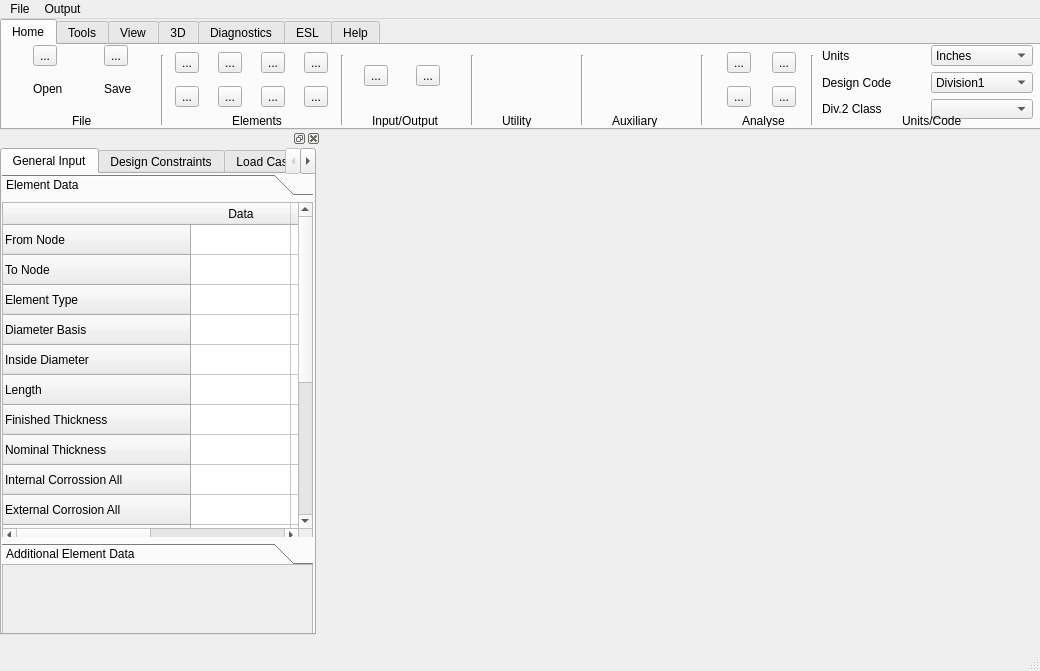
The window that OCC_Project/UI/Main.ui (Cancerrrr/PyOcc_Project_2021) describes before a commit, drawn with Qt 5.
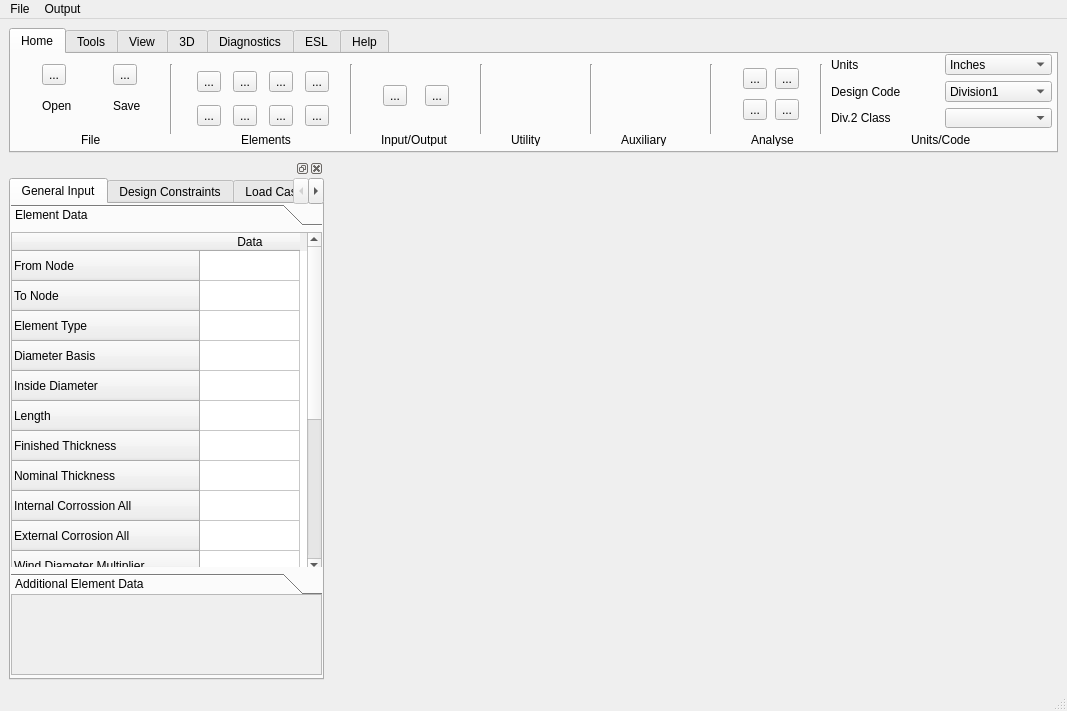
The same window after the commit. Icons and pictures are not drawn.

Diff of the .ui file:
```diff
--- a/OCC_Project/UI/Main.ui
+++ b/OCC_Project/UI/Main.ui
@@ -6,8 +6,8 @@
    <rect>
     <x>0</x>
     <y>0</y>
-    <width>1040</width>
-    <height>671</height>
+    <width>1067</width>
+    <height>711</height>
    </rect>
   </property>
   <property name="maximumSize">
@@ -23,284 +23,14 @@
    <property name="enabled">
     <bool>true</bool>
    </property>
-   <widget class="QDockWidget" name="dockWidget_2">
-    <property name="geometry">
-     <rect>
-      <x>0</x>
-      <y>110</y>
-      <width>321</width>
-      <height>511</height>
-     </rect>
-    </property>
-    <widget class="QWidget" name="dockWidgetContents_2">
-     <widget class="QTabWidget" name="tabWidget_2">
-      <property name="enabled">
-       <bool>true</bool>
-      </property>
-      <property name="geometry">
-       <rect>
-        <x>0</x>
-        <y>0</y>
-        <width>316</width>
-        <height>487</height>
-       </rect>
-      </property>
-      <property name="sizePolicy">
-       <sizepolicy hsizetype="Expanding" vsizetype="Expanding">
-        <horstretch>1</horstretch>
-        <verstretch>1</verstretch>
-       </sizepolicy>
-      </property>
-      <property name="maximumSize">
-       <size>
-        <width>316</width>
-        <height>487</height>
-       </size>
-      </property>
-      <property name="currentIndex">
-       <number>0</number>
-      </property>
-      <widget class="QWidget" name="tab_5">
-       <attribute name="title">
-        <string>General Input</string>
-       </attribute>
-       <widget class="QToolBox" name="toolBox_2">
-        <property name="geometry">
-         <rect>
-          <x>0</x>
-          <y>0</y>
-          <width>311</width>
-          <height>391</height>
-         </rect>
-        </property>
-        <property name="currentIndex">
-         <number>0</number>
-        </property>
-        <widget class="QWidget" name="page_3">
-         <property name="geometry">
-          <rect>
-           <x>0</x>
-           <y>0</y>
-           <width>311</width>
-           <height>339</height>
-          </rect>
-         </property>
-         <attribute name="label">
-          <string>Element Data</string>
-         </attribute>
-         <widget class="QTableWidget" name="tableWidget_2">
-          <property name="enabled">
-           <bool>true</bool>
-          </property>
-          <property name="geometry">
-           <rect>
-            <x>0</x>
-            <y>0</y>
-            <width>311</width>
-            <height>341</height>
-           </rect>
-          </property>
-          <property name="tabKeyNavigation">
-           <bool>true</bool>
-          </property>
-          <property name="showDropIndicator" stdset="0">
-           <bool>true</bool>
-          </property>
-          <property name="showGrid">
-           <bool>true</bool>
-          </property>
-          <property name="gridStyle">
-           <enum>Qt::SolidLine</enum>
-          </property>
-          <property name="sortingEnabled">
-           <bool>false</bool>
-          </property>
-          <property name="wordWrap">
-           <bool>true</bool>
-          </property>
-          <property name="cornerButtonEnabled">
-           <bool>true</bool>
-          </property>
-          <attribute name="horizontalHeaderVisible">
-           <bool>true</bool>
-          </attribute>
-          <attribute name="horizontalHeaderCascadingSectionResizes">
-           <bool>false</bool>
-          </attribute>
-          <attribute name="horizontalHeaderHighlightSections">
-           <bool>true</bool>
-          </attribute>
-          <attribute name="horizontalHeaderShowSortIndicator" stdset="0">
-           <bool>false</bool>
-          </attribute>
-          <attribute name="horizontalHeaderStretchLastSection">
-           <bool>false</bool>
-          </attribute>
-          <attribute name="verticalHeaderVisible">
-           <bool>true</bool>
-          </attribute>
-          <attribute name="verticalHeaderCascadingSectionResizes">
-           <bool>false</bool>
-          </attribute>
-          <attribute name="verticalHeaderHighlightSections">
-           <bool>true</bool>
-          </attribute>
-          <row>
-           <property name="text">
-            <string>From Node</string>
-           </property>
-          </row>
-          <row>
-           <property name="text">
-            <string>To Node</string>
-           </property>
-          </row>
-          <row>
-           <property name="text">
-            <string>Element Type</string>
-           </property>
-          </row>
-          <row>
-           <property name="text">
-            <string>Diameter Basis</string>
-           </property>
-          </row>
-          <row>
-           <property name="text">
-            <string>Inside Diameter</string>
-           </property>
-          </row>
-          <row>
-           <property name="text">
-            <string>Length</string>
-           </property>
-          </row>
-          <row>
-           <property name="text">
-            <string>Finished Thickness</string>
-           </property>
-          </row>
-          <row>
-           <property name="text">
-            <string>Nominal Thickness</string>
-           </property>
-          </row>
-          <row>
-           <property name="text">
-            <string>Internal Corrossion All</string>
-           </property>
-          </row>
-          <row>
-           <property name="text">
-            <string>External Corrosion All</string>
-           </property>
-          </row>
-          <row>
-           <property name="text">
-            <string>Wind Diameter Multiplier</string>
-           </property>
-          </row>
-          <row>
-           <property name="text">
-            <string>Material Name</string>
-           </property>
-          </row>
-          <row>
-           <property name="text">
-            <string>Longitudinal Seam Efficiency</string>
-           </property>
-          </row>
-          <row>
-           <property name="text">
-            <string>Circumferential Seam Efficiency</string>
-           </property>
-          </row>
-          <row>
-           <property name="text">
-            <string>Internal Pressure</string>
-           </property>
-          </row>
-          <row>
-           <property name="text">
-            <string>Temp. for Internal Pressure</string>
-           </property>
-          </row>
-          <row>
-           <property name="text">
-            <string>External Pressure</string>
-           </property>
-          </row>
-          <row>
-           <property name="text">
-            <string>Temp. for External Pressure</string>
-           </property>
-          </row>
-          <column>
-           <property name="text">
-            <string>Data</string>
-           </property>
-          </column>
-          <column>
-           <property name="text">
-            <string>新建列</string>
-           </property>
-          </column>
-         </widget>
-        </widget>
-        <widget class="QWidget" name="page_4">
-         <property name="geometry">
-          <rect>
-           <x>0</x>
-           <y>0</y>
-           <width>311</width>
-           <height>339</height>
-          </rect>
-         </property>
-         <attribute name="label">
-          <string>Additional Element Data</string>
-         </attribute>
-        </widget>
-       </widget>
-       <widget class="QPlainTextEdit" name="plainTextEdit_2">
-        <property name="enabled">
-         <bool>false</bool>
-        </property>
-        <property name="geometry">
-         <rect>
-          <x>0</x>
-          <y>390</y>
-          <width>311</width>
-          <height>71</height>
-         </rect>
-        </property>
-       </widget>
-      </widget>
-      <widget class="QWidget" name="tab_6">
-       <attribute name="title">
-        <string>Design Constraints</string>
-       </attribute>
-      </widget>
-      <widget class="QWidget" name="tab_7">
-       <attribute name="title">
-        <string>Load Cases</string>
-       </attribute>
-      </widget>
-      <widget class="QWidget" name="tab_8">
-       <attribute name="title">
-        <string>Wind Data</string>
-       </attribute>
-      </widget>
-     </widget>
-    </widget>
-   </widget>
+   <layout class="QGridLayout" name="gridLayout_6" rowstretch="1,1" columnstretch="1">
+    <item row="0" column="0">
    <widget class="QTabWidget" name="tabWidget">
-    <property name="geometry">
-     <rect>
-      <x>0</x>
-      <y>0</y>
-      <width>1041</width>
-      <height>111</height>
-     </rect>
+      <property name="maximumSize">
+       <size>
+        <width>16777215</width>
+        <height>125</height>
+       </size>
     </property>
     <property name="currentIndex">
      <number>0</number>
@@ -313,9 +43,9 @@
       <property name="geometry">
        <rect>
         <x>0</x>
-        <y>0</y>
+          <y>10</y>
         <width>161</width>
-        <height>61</height>
+          <height>56</height>
        </rect>
       </property>
       <layout class="QGridLayout" name="gridLayout">
@@ -329,7 +59,7 @@
          </property>
          <property name="icon">
           <iconset>
-           <normaloff>../icons/saveicon.png</normaloff>../icons/saveicon.png</iconset>
+             <normaloff>C:/Users/Administrator/.designer/icons/saveicon.png</normaloff>C:/Users/Administrator/.designer/icons/saveicon.png</iconset>
          </property>
          <property name="iconSize">
           <size>
@@ -346,6 +76,13 @@
          </property>
         </widget>
        </item>
+         <item row="1" column="0">
+          <widget class="QLabel" name="label">
+           <property name="text">
+            <string>Open</string>
+           </property>
+          </widget>
+         </item>
        <item row="0" column="0">
         <widget class="QToolButton" name="toolButton">
          <property name="sizePolicy">
@@ -359,7 +96,7 @@
          </property>
          <property name="icon">
           <iconset>
-           <normaloff>../icons/o443817.png</normaloff>../icons/o443817.png</iconset>
+             <normaloff>C:/Users/Administrator/.designer/icons/o443817.png</normaloff>C:/Users/Administrator/.designer/icons/o443817.png</iconset>
          </property>
          <property name="iconSize">
           <size>
@@ -369,20 +106,13 @@
          </property>
         </widget>
        </item>
-       <item row="1" column="0">
-        <widget class="QLabel" name="label">
-         <property name="text">
-          <string>Open</string>
-         </property>
-        </widget>
-       </item>
       </layout>
      </widget>
      <widget class="QLabel" name="label_3">
       <property name="geometry">
        <rect>
         <x>70</x>
-        <y>70</y>
+          <y>80</y>
         <width>54</width>
         <height>12</height>
        </rect>
@@ -407,21 +137,21 @@
      <widget class="QWidget" name="gridLayoutWidget_2">
       <property name="geometry">
        <rect>
-        <x>160</x>
-        <y>0</y>
-        <width>181</width>
+          <x>180</x>
+          <y>10</y>
+          <width>148</width>
         <height>70</height>
        </rect>
       </property>
       <layout class="QGridLayout" name="gridLayout_2">
-       <item row="1" column="1">
-        <widget class="QToolButton" name="toolButton_7">
+         <item row="1" column="3">
+          <widget class="QToolButton" name="toolButton_12">
          <property name="text">
           <string>...</string>
          </property>
          <property name="icon">
           <iconset>
-           <normaloff>../icons/o324408.png</normaloff>../icons/o324408.png</iconset>
+             <normaloff>C:/Users/Administrator/.designer/icons/o324412.png</normaloff>C:/Users/Administrator/.designer/icons/o324412.png</iconset>
          </property>
          <property name="iconSize">
           <size>
@@ -431,14 +161,31 @@
          </property>
         </widget>
        </item>
-       <item row="0" column="2">
-        <widget class="QToolButton" name="toolButton_5">
+         <item row="0" column="3">
+          <widget class="QToolButton" name="toolButton_11">
          <property name="text">
           <string>...</string>
          </property>
          <property name="icon">
           <iconset>
-           <normaloff>../icons/o324409.png</normaloff>../icons/o324409.png</iconset>
+             <normaloff>C:/Users/Administrator/.designer/icons/o323821.png</normaloff>C:/Users/Administrator/.designer/icons/o323821.png</iconset>
+           </property>
+           <property name="iconSize">
+            <size>
+             <width>25</width>
+             <height>25</height>
+            </size>
+           </property>
+          </widget>
+         </item>
+         <item row="1" column="0">
+          <widget class="QToolButton" name="toolButton_6">
+           <property name="text">
+            <string>...</string>
+           </property>
+           <property name="icon">
+            <iconset>
+             <normaloff>C:/Users/Administrator/.designer/icons/o324406.png</normaloff>C:/Users/Administrator/.designer/icons/o324406.png</iconset>
          </property>
          <property name="iconSize">
           <size>
@@ -455,7 +202,41 @@
          </property>
          <property name="icon">
           <iconset>
-           <normaloff>../icons/o324407.png</normaloff>../icons/o324407.png</iconset>
+             <normaloff>C:/Users/Administrator/.designer/icons/o324407.png</normaloff>C:/Users/Administrator/.designer/icons/o324407.png</iconset>
+           </property>
+           <property name="iconSize">
+            <size>
+             <width>25</width>
+             <height>25</height>
+            </size>
+           </property>
+          </widget>
+         </item>
+         <item row="1" column="1">
+          <widget class="QToolButton" name="toolButton_7">
+           <property name="text">
+            <string>...</string>
+           </property>
+           <property name="icon">
+            <iconset>
+             <normaloff>C:/Users/Administrator/.designer/icons/o324408.png</normaloff>C:/Users/Administrator/.designer/icons/o324408.png</iconset>
+           </property>
+           <property name="iconSize">
+            <size>
+             <width>25</width>
+             <height>25</height>
+            </size>
+           </property>
+          </widget>
+         </item>
+         <item row="0" column="0">
+          <widget class="QToolButton" name="toolButton_3">
+           <property name="text">
+            <string>...</string>
+           </property>
+           <property name="icon">
+            <iconset>
+             <normaloff>C:/Users/Administrator/.designer/icons/o324405.png</normaloff>C:/Users/Administrator/.designer/icons/o324405.png</iconset>
          </property>
          <property name="iconSize">
           <size>
@@ -472,7 +253,7 @@
          </property>
          <property name="icon">
           <iconset>
-           <normaloff>../icons/o324410.png</normaloff>../icons/o324410.png</iconset>
+             <normaloff>C:/Users/Administrator/.designer/icons/o324410.png</normaloff>C:/Users/Administrator/.designer/icons/o324410.png</iconset>
          </property>
          <property name="iconSize">
           <size>
@@ -482,65 +263,14 @@
          </property>
         </widget>
        </item>
-       <item row="1" column="0">
-        <widget class="QToolButton" name="toolButton_6">
+         <item row="0" column="2">
+          <widget class="QToolButton" name="toolButton_5">
          <property name="text">
           <string>...</string>
          </property>
          <property name="icon">
           <iconset>
-           <normaloff>../icons/o324406.png</normaloff>../icons/o324406.png</iconset>
-         </property>
-         <property name="iconSize">
-          <size>
-           <width>25</width>
-           <height>25</height>
-          </size>
-         </property>
-        </widget>
-       </item>
-       <item row="0" column="0">
-        <widget class="QToolButton" name="toolButton_3">
-         <property name="text">
-          <string>...</string>
-         </property>
-         <property name="icon">
-          <iconset>
-           <normaloff>../icons/o324405.png</normaloff>../icons/o324405.png</iconset>
-         </property>
-         <property name="iconSize">
-          <size>
-           <width>25</width>
-           <height>25</height>
-          </size>
-         </property>
-        </widget>
-       </item>
-       <item row="0" column="3">
-        <widget class="QToolButton" name="toolButton_11">
-         <property name="text">
-          <string>...</string>
-         </property>
-         <property name="icon">
-          <iconset>
-           <normaloff>../icons/o323821.png</normaloff>../icons/o323821.png</iconset>
-         </property>
-         <property name="iconSize">
-          <size>
-           <width>25</width>
-           <height>25</height>
-          </size>
-         </property>
-        </widget>
-       </item>
-       <item row="1" column="3">
-        <widget class="QToolButton" name="toolButton_12">
-         <property name="text">
-          <string>...</string>
-         </property>
-         <property name="icon">
-          <iconset>
-           <normaloff>../icons/o324412.png</normaloff>../icons/o324412.png</iconset>
+             <normaloff>C:/Users/Administrator/.designer/icons/o324409.png</normaloff>C:/Users/Administrator/.designer/icons/o324409.png</iconset>
          </property>
          <property name="iconSize">
           <size>
@@ -569,7 +299,7 @@
       <property name="geometry">
        <rect>
         <x>230</x>
-        <y>70</y>
+          <y>80</y>
         <width>54</width>
         <height>12</height>
        </rect>
@@ -581,10 +311,10 @@
      <widget class="QWidget" name="gridLayoutWidget_3">
       <property name="geometry">
        <rect>
-        <x>340</x>
-        <y>0</y>
-        <width>121</width>
-        <height>61</height>
+          <x>360</x>
+          <y>20</y>
+          <width>92</width>
+          <height>43</height>
        </rect>
       </property>
       <layout class="QGridLayout" name="gridLayout_3">
@@ -595,7 +325,7 @@
          </property>
          <property name="icon">
           <iconset>
-           <normaloff>../icons/o443817.png</normaloff>../icons/o443817.png</iconset>
+             <normaloff>C:/Users/Administrator/.designer/icons/o443817.png</normaloff>C:/Users/Administrator/.designer/icons/o443817.png</iconset>
          </property>
          <property name="iconSize">
           <size>
@@ -612,7 +342,7 @@
          </property>
          <property name="icon">
           <iconset>
-           <normaloff>../icons/o377790.png</normaloff>../icons/o377790.png</iconset>
+             <normaloff>C:/Users/Administrator/.designer/icons/o377790.png</normaloff>C:/Users/Administrator/.designer/icons/o377790.png</iconset>
          </property>
          <property name="iconSize">
           <size>
@@ -628,7 +358,7 @@
       <property name="geometry">
        <rect>
         <x>370</x>
-        <y>70</y>
+          <y>80</y>
         <width>71</width>
         <height>12</height>
        </rect>
@@ -680,7 +410,7 @@
       <property name="geometry">
        <rect>
         <x>500</x>
-        <y>70</y>
+          <y>80</y>
         <width>54</width>
         <height>12</height>
        </rect>
@@ -693,7 +423,7 @@
       <property name="geometry">
        <rect>
         <x>610</x>
-        <y>70</y>
+          <y>80</y>
         <width>54</width>
         <height>12</height>
        </rect>
@@ -719,7 +449,7 @@
       <property name="geometry">
        <rect>
         <x>740</x>
-        <y>70</y>
+          <y>80</y>
         <width>54</width>
         <height>12</height>
        </rect>
@@ -733,7 +463,7 @@
        <rect>
         <x>820</x>
         <y>0</y>
-        <width>211</width>
+          <width>221</width>
         <height>74</height>
        </rect>
       </property>
@@ -745,31 +475,6 @@
          </property>
         </widget>
        </item>
-       <item row="0" column="0">
-        <widget class="QLabel" name="label_10">
-         <property name="text">
-          <string>Units</string>
-         </property>
-        </widget>
-       </item>
-       <item row="0" column="1">
-        <widget class="QComboBox" name="comboBox_2">
-         <item>
-          <property name="text">
-           <string>Inches</string>
-          </property>
-         </item>
-        </widget>
-       </item>
-       <item row="1" column="1">
-        <widget class="QComboBox" name="comboBox">
-         <item>
-          <property name="text">
-           <string>Division1</string>
-          </property>
-         </item>
-        </widget>
-       </item>
        <item row="2" column="0">
         <widget class="QLabel" name="label_11">
          <property name="text">
@@ -777,16 +482,41 @@
          </property>
         </widget>
        </item>
+         <item row="1" column="1">
+          <widget class="QComboBox" name="comboBox">
+           <item>
+            <property name="text">
+             <string>Division1</string>
+            </property>
+           </item>
+          </widget>
+         </item>
+         <item row="0" column="1">
+          <widget class="QComboBox" name="comboBox_2">
+           <item>
+            <property name="text">
+             <string>Inches</string>
+            </property>
+           </item>
+          </widget>
+         </item>
        <item row="2" column="1">
         <widget class="QComboBox" name="comboBox_3"/>
        </item>
+         <item row="0" column="0">
+          <widget class="QLabel" name="label_10">
+           <property name="text">
+            <string>Units</string>
+           </property>
+          </widget>
+         </item>
       </layout>
      </widget>
      <widget class="QLabel" name="label_12">
       <property name="geometry">
        <rect>
         <x>900</x>
-        <y>70</y>
+          <y>80</y>
         <width>81</width>
         <height>12</height>
        </rect>
@@ -798,47 +528,13 @@
      <widget class="QWidget" name="gridLayoutWidget_5">
       <property name="geometry">
        <rect>
-        <x>710</x>
-        <y>0</y>
-        <width>101</width>
-        <height>71</height>
+          <x>730</x>
+          <y>10</y>
+          <width>62</width>
+          <height>60</height>
        </rect>
       </property>
       <layout class="QGridLayout" name="gridLayout_5">
-       <item row="0" column="0">
-        <widget class="QToolButton" name="toolButton_13">
-         <property name="text">
-          <string>...</string>
-         </property>
-         <property name="icon">
-          <iconset>
-           <normaloff>../icons/o361891.png</normaloff>../icons/o361891.png</iconset>
-         </property>
-         <property name="iconSize">
-          <size>
-           <width>20</width>
-           <height>20</height>
-          </size>
-         </property>
-        </widget>
-       </item>
-       <item row="0" column="1">
-        <widget class="QToolButton" name="toolButton_14">
-         <property name="text">
-          <string>...</string>
-         </property>
-         <property name="icon">
-          <iconset>
-           <normaloff>../icons/view_icon.png</normaloff>../icons/view_icon.png</iconset>
-         </property>
-         <property name="iconSize">
-          <size>
-           <width>20</width>
-           <height>20</height>
-          </size>
-         </property>
-        </widget>
-       </item>
        <item row="1" column="0">
         <widget class="QToolButton" name="toolButton_15">
          <property name="text">
@@ -846,7 +542,41 @@
          </property>
          <property name="icon">
           <iconset>
-           <normaloff>../icons/o443820.png</normaloff>../icons/o443820.png</iconset>
+             <normaloff>C:/Users/Administrator/.designer/icons/o443820.png</normaloff>C:/Users/Administrator/.designer/icons/o443820.png</iconset>
+           </property>
+           <property name="iconSize">
+            <size>
+             <width>20</width>
+             <height>20</height>
+            </size>
+           </property>
+          </widget>
+         </item>
+         <item row="0" column="1">
+          <widget class="QToolButton" name="toolButton_14">
+           <property name="text">
+            <string>...</string>
+           </property>
+           <property name="icon">
+            <iconset>
+             <normaloff>C:/Users/Administrator/.designer/icons/view_icon.png</normaloff>C:/Users/Administrator/.designer/icons/view_icon.png</iconset>
+           </property>
+           <property name="iconSize">
+            <size>
+             <width>20</width>
+             <height>20</height>
+            </size>
+           </property>
+          </widget>
+         </item>
+         <item row="0" column="0">
+          <widget class="QToolButton" name="toolButton_13">
+           <property name="text">
+            <string>...</string>
+           </property>
+           <property name="icon">
+            <iconset>
+             <normaloff>C:/Users/Administrator/.designer/icons/o361891.png</normaloff>C:/Users/Administrator/.designer/icons/o361891.png</iconset>
          </property>
          <property name="iconSize">
           <size>
@@ -863,7 +593,7 @@
          </property>
          <property name="icon">
           <iconset>
-           <normaloff>../icons/o377605.png</normaloff>../icons/o377605.png</iconset>
+             <normaloff>C:/Users/Administrator/.designer/icons/o377605.png</normaloff>C:/Users/Administrator/.designer/icons/o377605.png</iconset>
          </property>
          <property name="iconSize">
           <size>
@@ -907,13 +637,368 @@
      </attribute>
     </widget>
    </widget>
+    </item>
+    <item row="1" column="0">
+     <widget class="QDockWidget" name="dockWidget_2">
+      <property name="sizePolicy">
+       <sizepolicy hsizetype="Preferred" vsizetype="Expanding">
+        <horstretch>0</horstretch>
+        <verstretch>1</verstretch>
+       </sizepolicy>
+      </property>
+      <property name="maximumSize">
+       <size>
+        <width>315</width>
+        <height>524287</height>
+       </size>
+      </property>
+      <property name="floating">
+       <bool>false</bool>
+      </property>
+      <property name="features">
+       <set>QDockWidget::AllDockWidgetFeatures</set>
+      </property>
+      <property name="allowedAreas">
+       <set>Qt::LeftDockWidgetArea|Qt::RightDockWidgetArea</set>
+      </property>
+      <property name="windowTitle">
+       <string/>
+      </property>
+      <widget class="QWidget" name="dockWidgetContents_2">
+       <property name="sizePolicy">
+        <sizepolicy hsizetype="Preferred" vsizetype="Expanding">
+         <horstretch>0</horstretch>
+         <verstretch>1</verstretch>
+        </sizepolicy>
+       </property>
+       <layout class="QGridLayout" name="gridLayout_7" rowstretch="1" columnstretch="1">
+        <property name="leftMargin">
+         <number>0</number>
+        </property>
+        <property name="topMargin">
+         <number>0</number>
+        </property>
+        <property name="rightMargin">
+         <number>0</number>
+        </property>
+        <property name="bottomMargin">
+         <number>0</number>
+        </property>
+        <property name="spacing">
+         <number>6</number>
+        </property>
+        <item row="0" column="0">
+         <widget class="QTabWidget" name="tabWidget_2">
+          <property name="enabled">
+           <bool>true</bool>
+          </property>
+          <property name="sizePolicy">
+           <sizepolicy hsizetype="Expanding" vsizetype="Expanding">
+            <horstretch>1</horstretch>
+            <verstretch>1</verstretch>
+           </sizepolicy>
+          </property>
+          <property name="maximumSize">
+           <size>
+            <width>316</width>
+            <height>524789</height>
+           </size>
+          </property>
+          <property name="currentIndex">
+           <number>0</number>
+          </property>
+          <widget class="QWidget" name="tab_5">
+           <property name="sizePolicy">
+            <sizepolicy hsizetype="Preferred" vsizetype="Expanding">
+             <horstretch>0</horstretch>
+             <verstretch>1</verstretch>
+            </sizepolicy>
+           </property>
+           <attribute name="title">
+            <string>General Input</string>
+           </attribute>
+           <widget class="QToolBox" name="toolBox_2">
+            <property name="geometry">
+             <rect>
+              <x>0</x>
+              <y>0</y>
+              <width>311</width>
+              <height>391</height>
+             </rect>
+            </property>
+            <property name="currentIndex">
+             <number>0</number>
+            </property>
+            <widget class="QWidget" name="page_3">
+             <property name="geometry">
+              <rect>
+               <x>0</x>
+               <y>0</y>
+               <width>311</width>
+               <height>339</height>
+              </rect>
+             </property>
+             <attribute name="label">
+              <string>Element Data</string>
+             </attribute>
+             <widget class="QTableWidget" name="tableWidget_2">
+              <property name="enabled">
+               <bool>true</bool>
+              </property>
+              <property name="geometry">
+               <rect>
+                <x>0</x>
+                <y>0</y>
+                <width>311</width>
+                <height>341</height>
+               </rect>
+              </property>
+              <property name="sizePolicy">
+               <sizepolicy hsizetype="Expanding" vsizetype="Expanding">
+                <horstretch>0</horstretch>
+                <verstretch>1</verstretch>
+               </sizepolicy>
+              </property>
+              <property name="tabKeyNavigation">
+               <bool>true</bool>
+              </property>
+              <property name="showDropIndicator" stdset="0">
+               <bool>true</bool>
+              </property>
+              <property name="showGrid">
+               <bool>true</bool>
+              </property>
+              <property name="gridStyle">
+               <enum>Qt::SolidLine</enum>
+              </property>
+              <property name="sortingEnabled">
+               <bool>false</bool>
+              </property>
+              <property name="wordWrap">
+               <bool>true</bool>
+              </property>
+              <property name="cornerButtonEnabled">
+               <bool>true</bool>
+              </property>
+              <attribute name="horizontalHeaderVisible">
+               <bool>true</bool>
+              </attribute>
+              <attribute name="horizontalHeaderCascadingSectionResizes">
+               <bool>false</bool>
+              </attribute>
+              <attribute name="horizontalHeaderHighlightSections">
+               <bool>true</bool>
+              </attribute>
+              <attribute name="horizontalHeaderShowSortIndicator" stdset="0">
+               <bool>false</bool>
+              </attribute>
+              <attribute name="horizontalHeaderStretchLastSection">
+               <bool>false</bool>
+              </attribute>
+              <attribute name="verticalHeaderVisible">
+               <bool>true</bool>
+              </attribute>
+              <attribute name="verticalHeaderCascadingSectionResizes">
+               <bool>false</bool>
+              </attribute>
+              <attribute name="verticalHeaderHighlightSections">
+               <bool>true</bool>
+              </attribute>
+              <row>
+               <property name="text">
+                <string>From Node</string>
+               </property>
+              </row>
+              <row>
+               <property name="text">
+                <string>To Node</string>
+               </property>
+              </row>
+              <row>
+               <property name="text">
+                <string>Element Type</string>
+               </property>
+              </row>
+              <row>
+               <property name="text">
+                <string>Diameter Basis</string>
+               </property>
+              </row>
+              <row>
+               <property name="text">
+                <string>Inside Diameter</string>
+               </property>
+              </row>
+              <row>
+               <property name="text">
+                <string>Length</string>
+               </property>
+              </row>
+              <row>
+               <property name="text">
+                <string>Finished Thickness</string>
+               </property>
+              </row>
+              <row>
+               <property name="text">
+                <string>Nominal Thickness</string>
+               </property>
+              </row>
+              <row>
+               <property name="text">
+                <string>Internal Corrossion All</string>
+               </property>
+              </row>
+              <row>
+               <property name="text">
+                <string>External Corrosion All</string>
+               </property>
+              </row>
+              <row>
+               <property name="text">
+                <string>Wind Diameter Multiplier</string>
+               </property>
+              </row>
+              <row>
+               <property name="text">
+                <string>Material Name</string>
+               </property>
+              </row>
+              <row>
+               <property name="text">
+                <string>Longitudinal Seam Efficiency</string>
+               </property>
+              </row>
+              <row>
+               <property name="text">
+                <string>Circumferential Seam Efficiency</string>
+               </property>
+              </row>
+              <row>
+               <property name="text">
+                <string>Internal Pressure</string>
+               </property>
+              </row>
+              <row>
+               <property name="text">
+                <string>Temp. for Internal Pressure</string>
+               </property>
+              </row>
+              <row>
+               <property name="text">
+                <string>External Pressure</string>
+               </property>
+              </row>
+              <row>
+               <property name="text">
+                <string>Temp. for External Pressure</string>
+               </property>
+              </row>
+              <column>
+               <property name="text">
+                <string>Data</string>
+               </property>
+              </column>
+             </widget>
+            </widget>
+            <widget class="QWidget" name="page_4">
+             <property name="geometry">
+              <rect>
+               <x>0</x>
+               <y>0</y>
+               <width>311</width>
+               <height>339</height>
+              </rect>
+             </property>
+             <attribute name="label">
+              <string>Additional Element Data</string>
+             </attribute>
+             <widget class="QTableWidget" name="tableWidget">
+              <property name="geometry">
+               <rect>
+                <x>0</x>
+                <y>0</y>
+                <width>311</width>
+                <height>341</height>
+               </rect>
+              </property>
+              <row>
+               <property name="text">
+                <string>Head Factor</string>
+               </property>
+              </row>
+              <row>
+               <property name="text">
+                <string>Inside Head Depth in                    </string>
+               </property>
+              </row>
+              <row>
+               <property name="text">
+                <string>Sump Head</string>
+               </property>
+              </row>
+              <row>
+               <property name="text">
+                <string>Parent Nozzle</string>
+               </property>
+              </row>
+              <column>
+               <property name="text">
+                <string>Data</string>
+               </property>
+              </column>
+             </widget>
+            </widget>
+           </widget>
+           <widget class="QPlainTextEdit" name="plainTextEdit_2">
+            <property name="enabled">
+             <bool>false</bool>
+            </property>
+            <property name="geometry">
+             <rect>
+              <x>0</x>
+              <y>390</y>
+              <width>311</width>
+              <height>81</height>
+             </rect>
+            </property>
+            <property name="sizePolicy">
+             <sizepolicy hsizetype="Expanding" vsizetype="Expanding">
+              <horstretch>0</horstretch>
+              <verstretch>1</verstretch>
+             </sizepolicy>
+            </property>
+           </widget>
+          </widget>
+          <widget class="QWidget" name="tab_6">
+           <attribute name="title">
+            <string>Design Constraints</string>
+           </attribute>
+          </widget>
+          <widget class="QWidget" name="tab_7">
+           <attribute name="title">
+            <string>Load Cases</string>
+           </attribute>
+          </widget>
+          <widget class="QWidget" name="tab_8">
+           <attribute name="title">
+            <string>Wind Data</string>
+           </attribute>
+          </widget>
+         </widget>
+        </item>
+       </layout>
+      </widget>
+     </widget>
+    </item>
+   </layout>
   </widget>
   <widget class="QMenuBar" name="menubar">
    <property name="geometry">
     <rect>
      <x>0</x>
      <y>0</y>
-     <width>1040</width>
+     <width>1067</width>
      <height>23</height>
     </rect>
    </property>
```
Lines whose indentation alone changed are shown as unchanged.
